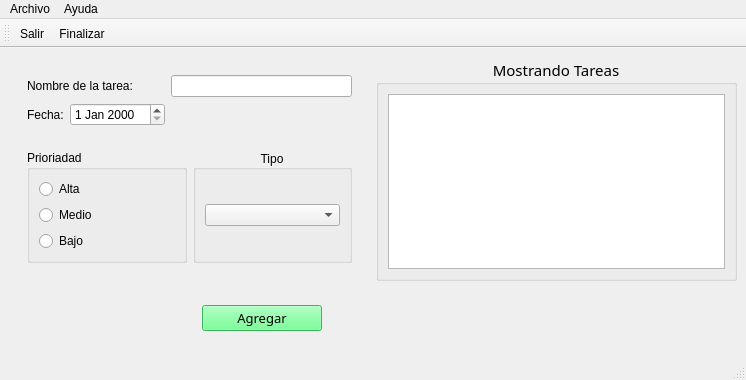
Before: the Qt Designer form principal.ui in JeanPierre2404/EXAMEN, drawn with Qt 5.
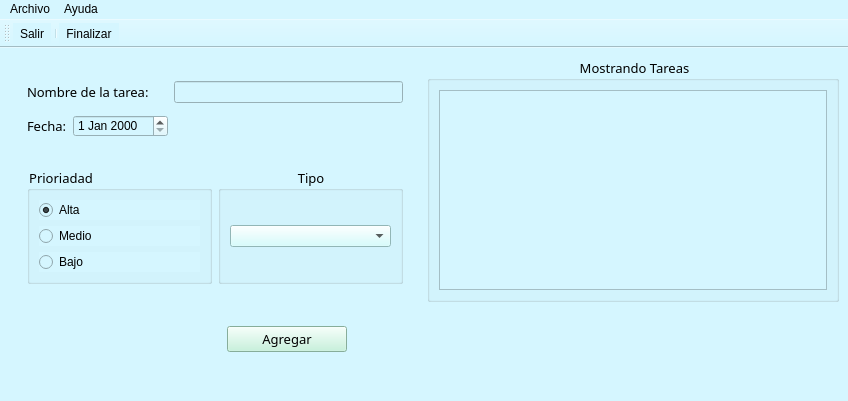
After: the same form once the commit is applied. Icons and pictures are not drawn.

```diff
--- a/principal.ui
+++ b/principal.ui
@@ -6,10 +6,22 @@
    <rect>
     <x>0</x>
     <y>0</y>
-    <width>746</width>
-    <height>326</height>
+    <width>848</width>
+    <height>401</height>
    </rect>
   </property>
+  <property name="minimumSize">
+   <size>
+    <width>848</width>
+    <height>401</height>
+   </size>
+  </property>
+  <property name="maximumSize">
+   <size>
+    <width>848</width>
+    <height>401</height>
+   </size>
+  </property>
   <property name="windowTitle">
    <string>Qt-Tareas Pendientes</string>
   </property>
@@ -17,6 +29,9 @@
    <iconset resource="recursos.qrc">
     <normaloff>:/Recursos/requisito.png</normaloff>:/Recursos/requisito.png</iconset>
   </property>
+  <property name="styleSheet">
+   <string notr="true">background-color: rgb(213, 246, 255);</string>
+  </property>
   <widget class="QWidget" name="centralwidget">
    <layout class="QGridLayout" name="gridLayout_3">
     <item row="0" column="0">
@@ -30,6 +45,12 @@
           </item>
           <item row="1" column="0">
            <widget class="QLabel" name="label_2">
+            <property name="font">
+             <font>
+              <family>Dubai Medium</family>
+              <pointsize>10</pointsize>
+             </font>
+            </property>
             <property name="text">
              <string>Fecha:</string>
             </property>
@@ -37,6 +58,12 @@
           </item>
           <item row="0" column="0" colspan="2">
            <widget class="QLabel" name="label">
+            <property name="font">
+             <font>
+              <family>Dubai Medium</family>
+              <pointsize>10</pointsize>
+             </font>
+            </property>
             <property name="text">
              <string>Nombre de la tarea:</string>
             </property>
@@ -53,6 +80,12 @@
          <layout class="QHBoxLayout" name="horizontalLayout">
           <item>
            <widget class="QGroupBox" name="groupBox_2">
+            <property name="font">
+             <font>
+              <family>Dubai Medium</family>
+              <pointsize>10</pointsize>
+             </font>
+            </property>
             <property name="title">
              <string>Prioriadad</string>
             </property>
@@ -62,6 +95,9 @@
                <property name="text">
                 <string>Alta</string>
                </property>
+               <property name="checked">
+                <bool>true</bool>
+               </property>
               </widget>
              </item>
              <item>
@@ -83,6 +119,12 @@
           </item>
           <item>
            <widget class="QGroupBox" name="groupBox">
+            <property name="font">
+             <font>
+              <family>Dubai Medium</family>
+              <pointsize>10</pointsize>
+             </font>
+            </property>
             <property name="title">
              <string>Tipo</string>
             </property>
@@ -91,7 +133,11 @@
             </property>
             <layout class="QVBoxLayout" name="verticalLayout">
              <item>
-              <widget class="QComboBox" name="inTipo"/>
+              <widget class="QComboBox" name="inTipo">
+               <property name="styleSheet">
+                <string notr="true">background-color: rgb(204, 255, 255);</string>
+               </property>
+              </widget>
              </item>
             </layout>
            </widget>
@@ -106,8 +152,8 @@
      <widget class="QGroupBox" name="groupBox_3">
       <property name="font">
        <font>
-        <family>Agency FB</family>
-        <pointsize>11</pointsize>
+        <family>Dubai Medium</family>
+        <pointsize>10</pointsize>
        </font>
       </property>
       <property name="title">
@@ -156,7 +202,7 @@
              <enum>Qt::LeftToRight</enum>
             </property>
             <property name="styleSheet">
-             <string notr="true">background-color: rgb(85, 255, 127);</string>
+             <string notr="true">background-color: rgb(189, 242, 216);</string>
             </property>
             <property name="text">
              <string>Agregar</string>
@@ -176,7 +222,7 @@
     <rect>
      <x>0</x>
      <y>0</y>
-     <width>746</width>
+     <width>848</width>
      <height>21</height>
     </rect>
    </property>
@@ -208,17 +254,9 @@
     <bool>false</bool>
    </attribute>
    <addaction name="actionSalir"/>
-   <addaction name="actionFinalizar"/>
+   <addaction name="separator"/>
+   <addaction name="actionFinalizar_2"/>
   </widget>
-  <action name="actionFinalizar">
-   <property name="icon">
-    <iconset resource="recursos.qrc">
-     <normaloff>:/Recursos/cerrar-sesion.png</normaloff>:/Recursos/cerrar-sesion.png</iconset>
-   </property>
-   <property name="text">
-    <string>Finalizar</string>
-   </property>
-  </action>
   <action name="actionSalir">
    <property name="icon">
     <iconset resource="recursos.qrc">
@@ -237,6 +275,18 @@
     <string>Acerca de</string>
    </property>
   </action>
+  <action name="actionFinalizar_2">
+   <property name="icon">
+    <iconset resource="recursos.qrc">
+     <normaloff>:/Recursos/correcto.png</normaloff>:/Recursos/correcto.png</iconset>
+   </property>
+   <property name="text">
+    <string>Finalizar</string>
+   </property>
+   <property name="toolTip">
+    <string>Finalizar</string>
+   </property>
+  </action>
  </widget>
  <resources>
   <include location="recursos.qrc"/>
```
Left out of the diff: 7 changed lines with no effect on the pictures.
